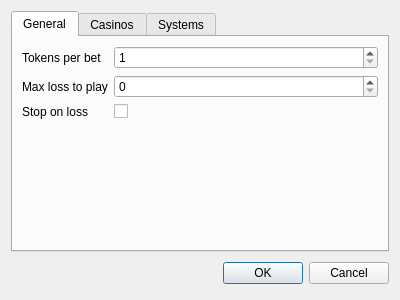
The window that source/settingsdialog.ui (martin-kudlicka/roulette-bot) describes before a commit, drawn with Qt 5.
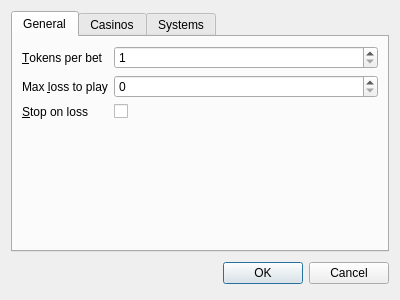
The same window after the commit.

Diff of the .ui file:
```diff
--- a/source/settingsdialog.ui
+++ b/source/settingsdialog.ui
@@ -30,7 +30,7 @@
        <item row="0" column="0">
         <widget class="QLabel" name="label">
          <property name="text">
-          <string>Tokens per bet</string>
+          <string>&amp;Tokens per bet</string>
          </property>
          <property name="buddy">
           <cstring>qsbTokensPerBet</cstring>
@@ -47,7 +47,7 @@
        <item row="1" column="0">
         <widget class="QLabel" name="label_2">
          <property name="text">
-          <string>Max loss to play</string>
+          <string>Max &amp;loss to play</string>
          </property>
          <property name="buddy">
           <cstring>qsbMaxLossToPlay</cstring>
@@ -60,7 +60,7 @@
        <item row="2" column="0">
         <widget class="QLabel" name="label_3">
          <property name="text">
-          <string>Stop on loss</string>
+          <string>&amp;Stop on loss</string>
          </property>
          <property name="buddy">
           <cstring>qcbStopOnLoss</cstring>
```
